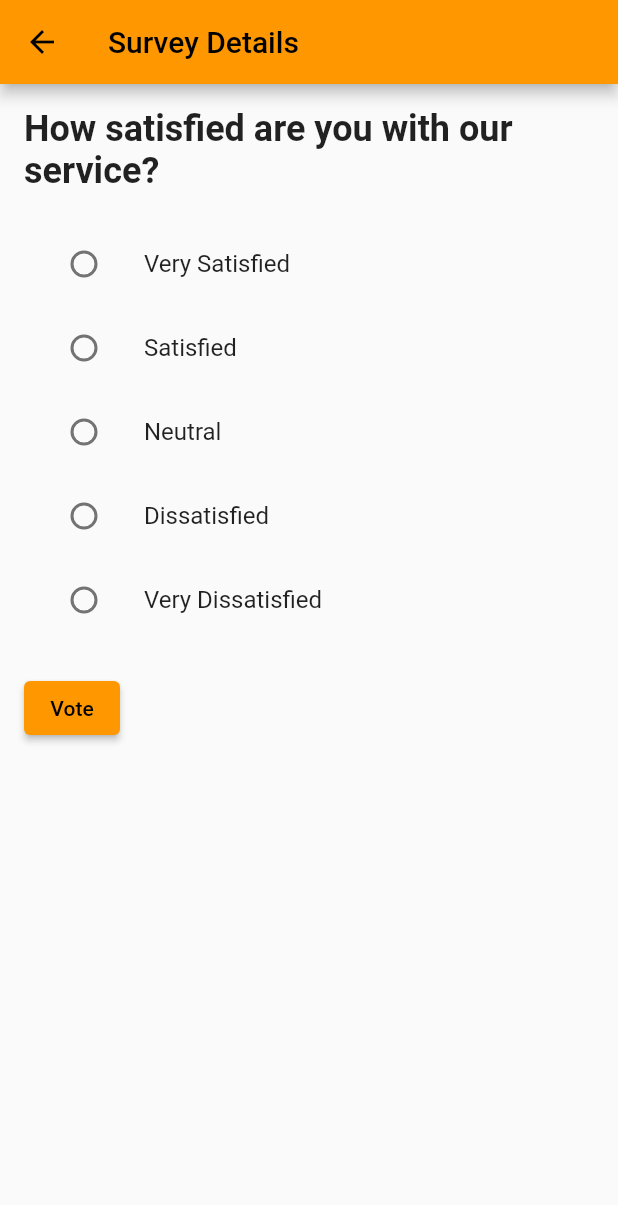
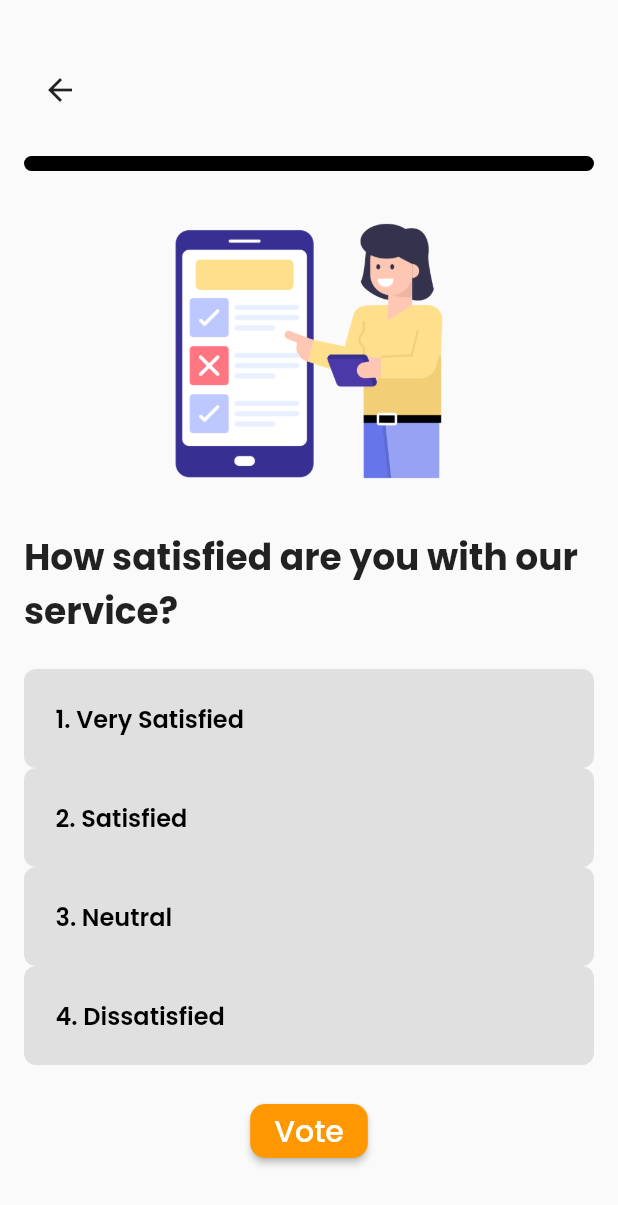
Before and after one commit to Bannouraziz/es, a Flutter app: the SurveyScreen screen opened directly, after a tap on an icon or button, on a phone screen of 412 x 824 dp. Shown: the top 1205 px of the screen. Run offline on Flutter 3.47's test engine with Material 2 defaults, Android fonts, the phone set to English and light mode, and no system bars; drawn by our look-alikes of step_progress_indicator; our stand-ins replace firebase_auth, firebase_core, flutter_onboarding_slider, flutter_screenutil, google_fonts, internet_connection_checker and 3 more; accounts and stored records are empty.

Commit message:
survey model design

```diff
--- a/lib/surveys/surveyslist.dart
+++ b/lib/surveys/surveyslist.dart
@@ -22,14 +22,17 @@ class SurveyList {
         'Satisfied',
         'Neutral',
         'Dissatisfied',
-        'Very Dissatisfied'
       ],
     ),
     Survey(
       question: 'Which features would you like to see in the future?',
-      imagePath: 'https://via.placeholder.com/163x163',
+      imagePath: 'img/3.png',
       options: ['Improved UI/UX', 'More functionalities', 'Better performance'],
     ),
-    // Add more survey data here...
+Survey(
+      question: 'How has the COVID-19 pandemic affected the global economy?',
+      imagePath: 'img/3.png',
+      options: ['Severe recession & unemployment', 'Digitalization & e-commerce boost', 'Government stimulus & policies','Supply chain disruptions & inflation'],
+    ),
   ];
 }
--- a/lib/surveys/surveysscreen.dart
+++ b/lib/surveys/surveysscreen.dart
@@ -1,6 +1,7 @@
 import 'package:flutter/material.dart';
 import 'package:google_fonts/google_fonts.dart';
 import 'package:estichara/surveys/surveyslist.dart';
+import 'package:step_progress_indicator/step_progress_indicator.dart';
 
 class SurveyScreen extends StatelessWidget {
   const SurveyScreen({Key? key}) : super(key: key);
@@ -8,13 +9,12 @@ class SurveyScreen extends StatelessWidget {
   @override
   Widget build(BuildContext context) {
     return Scaffold(
-      appBar: AppBar(
-        title: Text('Surveys'),
-      ),
+
       body: ListView.builder(
         itemCount: SurveyList.surveys.length,
         itemBuilder: (context, index) {
           return Padding(
+
             padding:
                 const EdgeInsets.symmetric(horizontal: 16.0, vertical: 8.0),
             child: Card(
@@ -80,47 +80,104 @@ class SurveyDetailsPage extends StatefulWidget {
 }
 
 class _SurveyDetailsPageState extends State<SurveyDetailsPage> {
-  String? selectedOption;
+  int selectedOption = 0;
+
+  void selectOption(int option) {
+    setState(() {
+      selectedOption = option;
+    });
+  }
 
   @override
   Widget build(BuildContext context) {
     return Scaffold(
-      appBar: AppBar(
-        title: Text('Survey Details'),
-      ),
-      body: Padding(
+
+      body: SingleChildScrollView(
         padding: const EdgeInsets.all(16.0),
         child: Column(
           crossAxisAlignment: CrossAxisAlignment.start,
           children: [
-            Text(
-              SurveyList.surveys[widget.surveyIndex].question,
-              style: TextStyle(fontSize: 24, fontWeight: FontWeight.bold),
+            SizedBox(height: 20,)
+            ,
+            IconButton(
+                icon: Icon(Icons.arrow_back),
+                   onPressed: () {
+                   Navigator.pop(context);
+                     },
                       ),
-            SizedBox(height: 20),
-            for (int i = 0;
-                i < SurveyList.surveys[widget.surveyIndex].options.length;
-                i++)
-              ListTile(
-                title: Text(SurveyList.surveys[widget.surveyIndex].options[i]),
-                leading: Radio<String>(
-                  value: SurveyList.surveys[widget.surveyIndex].options[i],
-                  groupValue: selectedOption,
-                  onChanged: (value) {
-                    setState(() {
-                      selectedOption = value;
-                    });
-                  },
+                      SizedBox(height: 20,),
+                       StepProgressIndicator(
+    totalSteps: 10,
+    currentStep: widget.surveyIndex,
+    size: 10,
+    padding: 0,
+    selectedColor: Colors.orange,
+    unselectedColor: Colors.black,
+    roundedEdges: Radius.circular(10),
+    selectedGradientColor: LinearGradient(
+        begin: Alignment.topLeft,
+        end: Alignment.bottomRight,
+        colors: [Colors.orange, Colors.deepOrange],
+    ),
+    unselectedGradientColor: LinearGradient(
+        begin: Alignment.topLeft,
+        end: Alignment.bottomRight,
+        colors: [Colors.black, Colors.black],
+    ),
+),
+
+                 SizedBox(height: 20,),
+            Container(
+              margin: EdgeInsets.only(left: 0),
+              child: Align(
+                alignment: Alignment.center,
+                child: Image.asset(
+                  SurveyList.surveys[widget.surveyIndex].imagePath,
+                  width: 200,
+                  height: 200,
+                  fit: BoxFit.cover,
+                ),
               ),
             ),
             SizedBox(height: 20),
+            Text(
+              SurveyList.surveys[widget.surveyIndex].question,
+              style: GoogleFonts.poppins(
+                fontSize: 24,
+                fontWeight: FontWeight.bold,
+              ),
+            ),
+            SizedBox(height: 20),
+            for (int i = 0; i < SurveyList.surveys[widget.surveyIndex].options.length; i++)
+              GestureDetector(
+                onTap: () => selectOption(i + 1),
+                child: Container(
+                  padding: EdgeInsets.all(5),
+                  decoration: BoxDecoration(
+                    color: selectedOption == i + 1 ? Colors.orange : Colors.grey[300],
+                    borderRadius: BorderRadius.circular(8),
+                  ),
+                  child: ListTile(
+                    title: Text("${i+1}. ${SurveyList.surveys[widget.surveyIndex].options[i]}",
+                      style: GoogleFonts.poppins(
+                        fontSize: 16,
+                        fontWeight: FontWeight.w600,
+                        color: Colors.black,
+                      ),
+                    ),
+
+                  ),
+                ),
+              ),
+            SizedBox(height: 20),
+            Row(
+              mainAxisAlignment: MainAxisAlignment.center,
+              children: [
                 ElevatedButton(
                   onPressed: () {
-                if (selectedOption != null) {
-                  // Save the user's vote here
+                    if (selectedOption != 0) {
                       Navigator.pop(context);
                     } else {
-                  // Show an error message if no option is selected
                       ScaffoldMessenger.of(context).showSnackBar(
                         SnackBar(
                           content: Text('Please select an option.'),
@@ -128,7 +185,20 @@ class _SurveyDetailsPageState extends State<SurveyDetailsPage> {
                       );
                     }
                   },
-              child: Text('Vote'),
+                  style: ElevatedButton.styleFrom(
+                    primary: Colors.orange,
+                    shape: RoundedRectangleBorder(
+                      borderRadius: BorderRadius.circular(10),
+                    ),
+                  ),
+                  child: Text(
+                    'Vote',
+                    style: GoogleFonts.poppins(
+                      textStyle: TextStyle(color: Colors.white, fontSize: 20),
+                    ),
+                  ),
+                ),
+              ],
             ),
           ],
         ),
--- a/pubspec.yaml
+++ b/pubspec.yaml
@@ -30,7 +30,7 @@ dependencies:
   libphonenumber: ^2.0.2
   flutter_screenutil: ^5.8.4
   google_fonts: ^5.1.0
-
+  step_progress_indicator: ^1.0.2
 
   cupertino_icons: ^1.0.2
 
```
Also changed, not shown: lib/registerscreens/code.dart (+23 -33 lines), lib/registerscreens/email.dart (+48 -16 lines), pubspec.lock. Lines whose indentation alone changed are shown as unchanged.
